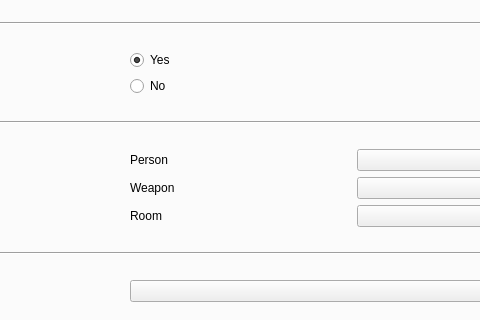
First picture: the form in src/mainwindow.ui, repository wsciaroni/clue, before the edit; both pictures show x 345 to 825 and y 108 to 428 of the 949 by 651 pixel window.
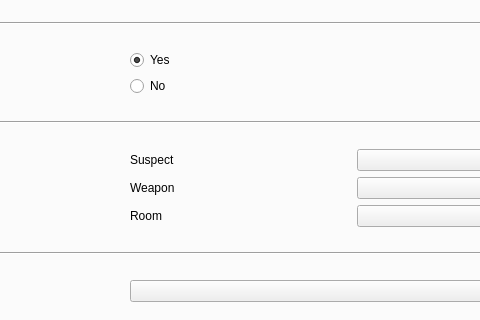
Second picture: the form after the edit.

Commit message: Refactor Person to Suspect #6

The edit to the form file:
```diff
--- a/src/mainwindow.ui
+++ b/src/mainwindow.ui
@@ -128,7 +128,7 @@
              <item row="0" column="0">
               <widget class="QLabel" name="personLabel">
                <property name="text">
-                <string>Person</string>
+                <string>Suspect</string>
                </property>
               </widget>
              </item>
```
Left out of the diff: 4 changed lines with no effect on the pictures. The commit also changes 5 other files.
